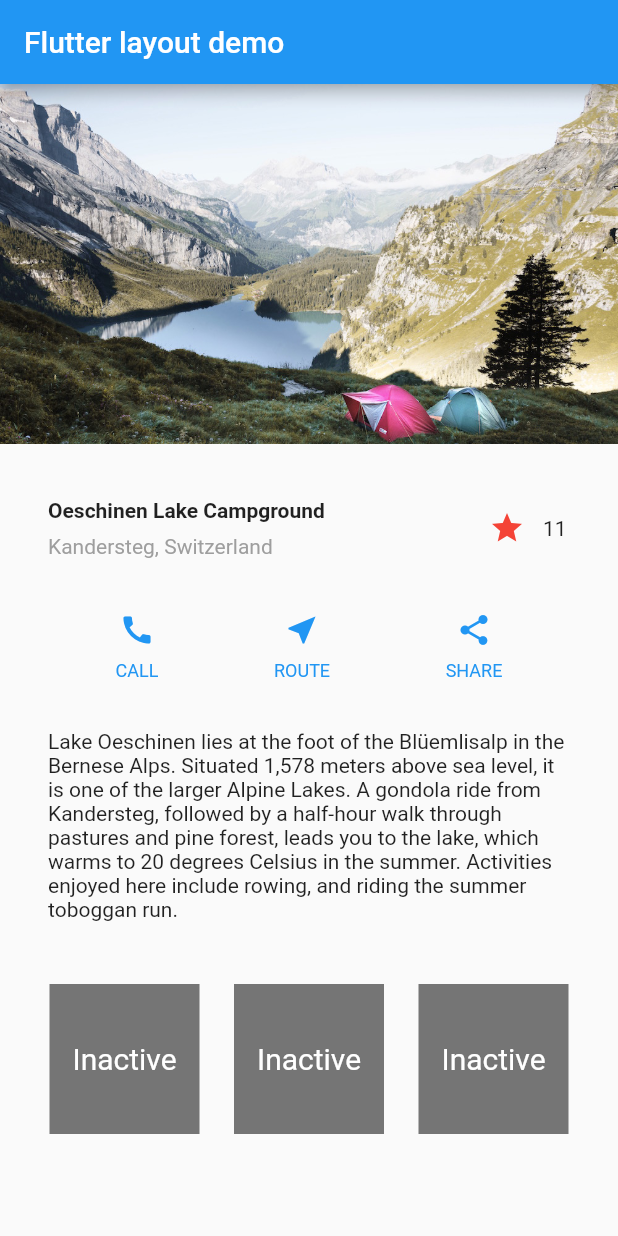
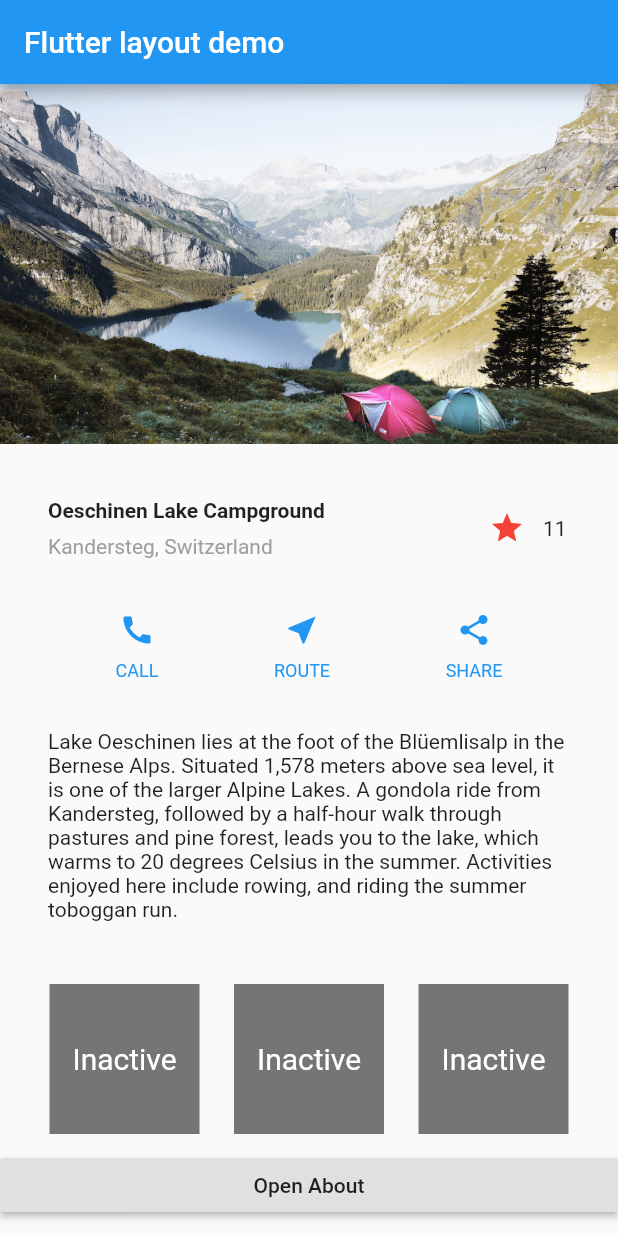
Before and after one commit to geforcesong/tflutter, a Flutter app: the screen it shows after launch, on a phone screen of 412 x 824 dp. Run offline on Flutter 3.47's test engine with Material 2 defaults, Android fonts, the phone set to English and light mode, and no system bars.

Commit message:
added about page

```diff
--- /dev/null
+++ b/lib/about.dart
@@ -0,0 +1,20 @@
+import 'package:flutter/material.dart';
+
+class AboutRoute extends StatelessWidget {
+  @override
+  Widget build(BuildContext context) {
+    return Scaffold(
+      appBar: AppBar(
+        title: Text("About Route"),
+      ),
+      body: Center(
+        child: RaisedButton(
+          onPressed: () {
+            Navigator.pop(context);
+          },
+          child: Text('Go back!'),
+        ),
+      ),
+    );
+  }
+}
--- /dev/null
+++ b/lib/home.dart
@@ -0,0 +1,114 @@
+import 'package:flutter/material.dart';
+import 'favoriteWidget.dart';
+import 'tWidgets/stateways/selfmanage.dart';
+import 'tWidgets/stateways/parentmanage.dart';
+import 'tWidgets/stateways/mixmatch.dart';
+import 'about.dart';
+
+class HomeWidget extends StatelessWidget {
+  @override
+  Widget build(BuildContext context) {
+    Color color = Theme.of(context).primaryColor;
+    Widget buttonSection = Container(
+      child: Row(
+        mainAxisAlignment: MainAxisAlignment.spaceEvenly,
+        children: <Widget>[
+          _buildButtonColumn(color, Icons.call, 'CALL'),
+          _buildButtonColumn(color, Icons.near_me, 'ROUTE'),
+          _buildButtonColumn(color, Icons.share, 'SHARE')
+        ],
+      ),
+    );
+    Widget textSection = Container(
+      padding: const EdgeInsets.all(32),
+      child: Text(
+        'Lake Oeschinen lies at the foot of the Blüemlisalp in the Bernese '
+            'Alps. Situated 1,578 meters above sea level, it is one of the '
+            'larger Alpine Lakes. A gondola ride from Kandersteg, followed by a '
+            'half-hour walk through pastures and pine forest, leads you to the '
+            'lake, which warms to 20 degrees Celsius in the summer. Activities '
+            'enjoyed here include rowing, and riding the summer toboggan run.',
+        softWrap: true,
+      ),
+    );
+    return ListView(
+      children: <Widget>[
+        Image.asset('images/lake.jpg',
+            width: 600, height: 240, fit: BoxFit.cover),
+        titleSection,
+        buttonSection,
+        textSection,
+        Container(
+            child: Row(
+              mainAxisAlignment: MainAxisAlignment.spaceEvenly,
+              children: <Widget>[TapboxA(), ParentWidget(), MixParentWidget()],
+            ),
+            margin: EdgeInsets.all(10)),
+        RaisedButton(
+          child: Text('Open About'),
+          onPressed: () {
+            Navigator.push(
+              context,
+              MaterialPageRoute(builder: (context) => AboutRoute()),
+            );
+          },
+        )
+      ],
+    );
+  }
+
+  final Widget titleSection = Container(
+    padding: const EdgeInsets.all(32),
+    child: Row(
+      children: [
+        Expanded(
+          /*1*/
+          child: Column(
+            crossAxisAlignment: CrossAxisAlignment.start,
+            children: [
+              /*2*/
+              Container(
+                padding: const EdgeInsets.only(bottom: 8),
+                child: Text(
+                  'Oeschinen Lake Campground',
+                  style: TextStyle(
+                    fontWeight: FontWeight.bold,
+                  ),
+                ),
+              ),
+              Text(
+                'Kandersteg, Switzerland',
+                style: TextStyle(
+                  color: Colors.grey[500],
+                ),
+              ),
+            ],
+          ),
+        ),
+        /*3*/
+        FavoriteWidget()
+      ],
+    ),
+  );
+
+  Column _buildButtonColumn(Color color, IconData icon, String label) {
+    return Column(
+      mainAxisSize: MainAxisSize.min,
+      mainAxisAlignment: MainAxisAlignment.center,
+      children: [
+        Icon(icon, color: color),
+        Container(
+          margin: const EdgeInsets.only(top: 8),
+          child: Text(
+            label,
+            style: TextStyle(
+              fontSize: 12,
+              fontWeight: FontWeight.w400,
+              color: color,
+            ),
+          ),
+        ),
+      ],
+    );
+  }
+}
--- a/lib/main.dart
+++ b/lib/main.dart
@@ -1,117 +1,17 @@
 import 'package:flutter/material.dart';
-import 'favoriteWidget.dart';
-import 'tWidgets/stateways/selfmanage.dart';
-import 'tWidgets/stateways/parentmanage.dart';
-import 'tWidgets/stateways/mixmatch.dart';
+import 'home.dart';
 
 void main() => runApp(MyApp());
 
 class MyApp extends StatelessWidget {
-  Widget titleSection = Container(
-    padding: const EdgeInsets.all(32),
-    child: Row(
-      children: [
-        Expanded(
-          /*1*/
-          child: Column(
-            crossAxisAlignment: CrossAxisAlignment.start,
-            children: [
-              /*2*/
-              Container(
-                padding: const EdgeInsets.only(bottom: 8),
-                child: Text(
-                  'Oeschinen Lake Campground',
-                  style: TextStyle(
-                    fontWeight: FontWeight.bold,
-                  ),
-                ),
-              ),
-              Text(
-                'Kandersteg, Switzerland',
-                style: TextStyle(
-                  color: Colors.grey[500],
-                ),
-              ),
-            ],
-          ),
-        ),
-        /*3*/
-        FavoriteWidget()
-      ],
-    ),
-  );
-  // This widget is the root of your application.
 
   @override
   Widget build(BuildContext context) {
-    Color color = Theme.of(context).primaryColor;
-    Widget buttonSection = Container(
-      child: Row(
-        mainAxisAlignment: MainAxisAlignment.spaceEvenly,
-        children: <Widget>[
-          _buildButtonColumn(color, Icons.call, 'CALL'),
-          _buildButtonColumn(color, Icons.near_me, 'ROUTE'),
-          _buildButtonColumn(color, Icons.share, 'SHARE')
-        ],
-      ),
-    );
-    Widget textSection = Container(
-      padding: const EdgeInsets.all(32),
-      child: Text(
-        'Lake Oeschinen lies at the foot of the Blüemlisalp in the Bernese '
-            'Alps. Situated 1,578 meters above sea level, it is one of the '
-            'larger Alpine Lakes. A gondola ride from Kandersteg, followed by a '
-            'half-hour walk through pastures and pine forest, leads you to the '
-            'lake, which warms to 20 degrees Celsius in the summer. Activities '
-            'enjoyed here include rowing, and riding the summer toboggan run.',
-        softWrap: true,
-      ),
-    );
     return MaterialApp(
         title: 'Flutter Layout Demo',
         home: Scaffold(
           appBar: AppBar(title: Text('Flutter layout demo')),
-          body: ListView(
-            children: <Widget>[
-              Image.asset('images/lake.jpg',
-                  width: 600, height: 240, fit: BoxFit.cover),
-              titleSection,
-              buttonSection,
-              textSection,
-              Container(
-                child: Row(
-                  mainAxisAlignment: MainAxisAlignment.spaceEvenly,
-                  children: <Widget>[
-                    TapboxA(),
-                    ParentWidget(),
-                    MixParentWidget()
-                  ],
-                ),
-                margin: EdgeInsets.all(10)
-              )
-            ],
-          ),
+          body: HomeWidget()
         ));
   }
-
-  Column _buildButtonColumn(Color color, IconData icon, String label) {
-    return Column(
-      mainAxisSize: MainAxisSize.min,
-      mainAxisAlignment: MainAxisAlignment.center,
-      children: [
-        Icon(icon, color: color),
-        Container(
-          margin: const EdgeInsets.only(top: 8),
-          child: Text(
-            label,
-            style: TextStyle(
-              fontSize: 12,
-              fontWeight: FontWeight.w400,
-              color: color,
-            ),
-          ),
-        ),
-      ],
-    );
-  }
 }
```
